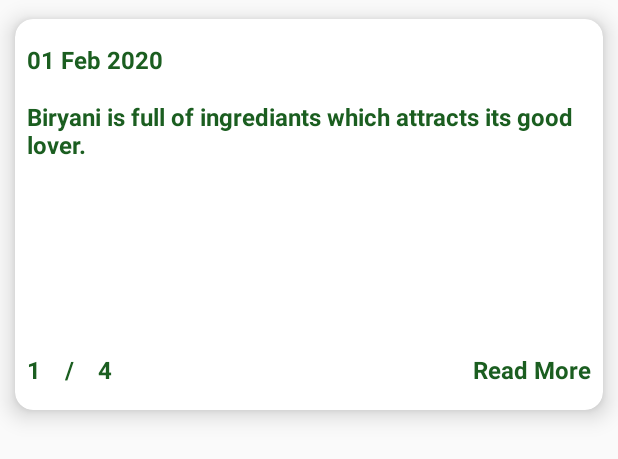
After one commit to traversebd/calorie_hunter, an Android app: the layout adapter_recycler_health_tips_list.xml on its own in the app's theme, with its tools: preview values and no code run, on a phone screen of 412 x 824 dp. The commit adds this screen. Shown: the top 459 px of the screen. Run offline under Robolectric (Android 15) with nearby library versions, the phone set to English and light mode, and no system bars.

Commit message:
health tips list part 1

```diff
--- a/app/build.gradle
+++ b/app/build.gradle
@@ -66,6 +66,9 @@ dependencies {
     //implementation 'com.github.channguyen:rsv:1.0.1'
     implementation 'com.github.warkiz.widget:indicatorseekbar:2.1.2'
 
+    //swipeAble scrollView
+    implementation 'com.yarolegovich:discrete-scrollview:1.4.9'
+
     testImplementation 'junit:junit:4.12'
     androidTestImplementation 'androidx.test.ext:junit:1.1.1'
     androidTestImplementation 'androidx.test.espresso:espresso-core:3.2.0'
--- /dev/null
+++ b/app/src/main/res/layout/adapter_recycler_health_tips_list.xml
@@ -0,0 +1,120 @@
+<?xml version="1.0" encoding="utf-8"?>
+
+<androidx.cardview.widget.CardView xmlns:android="http://schemas.android.com/apk/res/android"
+    xmlns:app="http://schemas.android.com/apk/res-auto"
+    android:id="@+id/item_card_view"
+    android:layout_width="match_parent"
+    android:layout_height="wrap_content"
+    android:clickable="true"
+    android:foreground="?attr/selectableItemBackgroundBorderless"
+    app:cardCornerRadius="12dp"
+    app:cardElevation="6dp"
+    android:translationZ="3dp"
+    app:cardUseCompatPadding="true"
+    app:cardBackgroundColor="@color/md_white_1000">
+
+    <LinearLayout
+        android:layout_width="match_parent"
+        android:layout_height="wrap_content"
+        android:orientation="vertical"
+        android:paddingTop="8dp"
+        android:paddingBottom="8dp">
+
+        <TextView
+            android:id="@+id/CollectionDate"
+            android:layout_width="match_parent"
+            android:layout_height="wrap_content"
+            android:layout_margin="4dp"
+            android:padding="4dp"
+            android:text="@string/date_hint"
+            android:textColor="@color/md_green_900"
+            android:textStyle="bold"
+            android:maxLines="1"
+            android:ellipsize="end"
+            android:textSize="16sp"/>
+
+        <TextView
+            android:id="@+id/ShortDescription"
+            android:layout_width="match_parent"
+            android:layout_height="wrap_content"
+            android:layout_margin="4dp"
+            android:padding="4dp"
+            android:text="@string/short_dummy_description"
+            android:textColor="@color/md_green_900"
+            android:textStyle="bold"
+            android:maxLines="2"
+            android:ellipsize="end"
+            android:textSize="16sp"/>
+
+        <RelativeLayout
+            android:layout_width="match_parent"
+            android:layout_height="wrap_content"
+            android:layout_marginTop="112dp">
+
+            <LinearLayout
+                android:layout_width="wrap_content"
+                android:layout_height="wrap_content"
+                android:orientation="horizontal">
+
+                <TextView
+                    android:id="@+id/CurrentItem"
+                    android:layout_width="wrap_content"
+                    android:layout_height="wrap_content"
+                    android:layout_alignParentRight="true"
+                    android:layout_margin="4dp"
+                    android:padding="4dp"
+                    android:text="@string/one"
+                    android:textColor="@color/md_green_900"
+                    android:textStyle="bold"
+                    android:maxLines="2"
+                    android:ellipsize="end"
+                    android:textSize="16sp"/>
+
+                <TextView
+                    android:layout_width="wrap_content"
+                    android:layout_height="wrap_content"
+                    android:layout_alignParentRight="true"
+                    android:layout_margin="4dp"
+                    android:padding="4dp"
+                    android:text="@string/slash"
+                    android:textColor="@color/md_green_900"
+                    android:textStyle="bold"
+                    android:maxLines="2"
+                    android:ellipsize="end"
+                    android:textSize="16sp"/>
+
+                <TextView
+                    android:id="@+id/TotalCount"
+                    android:layout_width="wrap_content"
+                    android:layout_height="wrap_content"
+                    android:layout_alignParentRight="true"
+                    android:layout_margin="4dp"
+                    android:padding="4dp"
+                    android:text="@string/four"
+                    android:textColor="@color/md_green_900"
+                    android:textStyle="bold"
+                    android:maxLines="2"
+                    android:ellipsize="end"
+                    android:textSize="16sp"/>
+
+            </LinearLayout>
+
+            <TextView
+                android:id="@+id/ReadMore"
+                android:layout_width="wrap_content"
+                android:layout_height="wrap_content"
+                android:layout_alignParentRight="true"
+                android:layout_margin="4dp"
+                android:padding="4dp"
+                android:text="@string/read_more"
+                android:textColor="@color/md_green_900"
+                android:textStyle="bold"
+                android:maxLines="2"
+                android:ellipsize="end"
+                android:textSize="16sp"/>
+
+        </RelativeLayout>
+
+    </LinearLayout>
+
+</androidx.cardview.widget.CardView>
--- a/app/src/main/res/values/strings.xml
+++ b/app/src/main/res/values/strings.xml
@@ -95,4 +95,7 @@
     <string name="three_dot">3.</string>
     <string name="four_dot">4.</string>
     <string name="five_dot">5.</string>
+    <string name="good_health_good_life">Good Health , Good Life</string>
+    <string name="read_more">Read More</string>
+    <string name="slash">/</string>
 </resources>
```
Also changed, not shown: app/src/main/java/com/traversebd/calorie_hunter/activities/healthtips/HealthTipsListActivity.java (+28 -4 lines), app/src/main/java/com/traversebd/calorie_hunter/adapters/HealthTipsSliderAdapter.java (added, +68 -0 lines), app/src/main/java/com/traversebd/calorie_hunter/models/healthtips/HealthTips.java (added, +61 -0 lines), app/src/main/res/layout/activity_health_tips_list.xml (+8 -9 lines).
